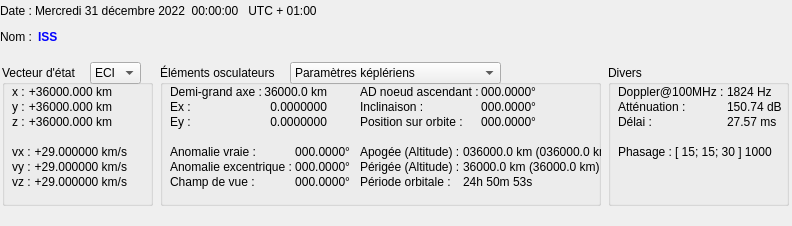
Above: src/interface/onglets/osculateurs/osculateurs.ui from mconsidine/previsat_archive before the change. Below: the same form after it.
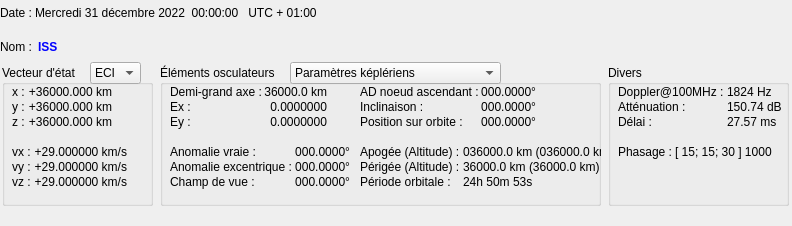
That is the form after the change.

Patch:
```diff
--- a/src/interface/onglets/osculateurs/osculateurs.ui
+++ b/src/interface/onglets/osculateurs/osculateurs.ui
@@ -20,7 +20,7 @@
    <property name="geometry">
     <rect>
      <x>0</x>
-     <y>0</y>
+     <y>2</y>
      <width>411</width>
      <height>28</height>
     </rect>
@@ -141,7 +141,7 @@
    <property name="geometry">
     <rect>
      <x>0</x>
-     <y>30</y>
+     <y>40</y>
      <width>328</width>
      <height>18</height>
     </rect>
```
Left out of the diff: 2 changed lines with no effect on the pictures.
